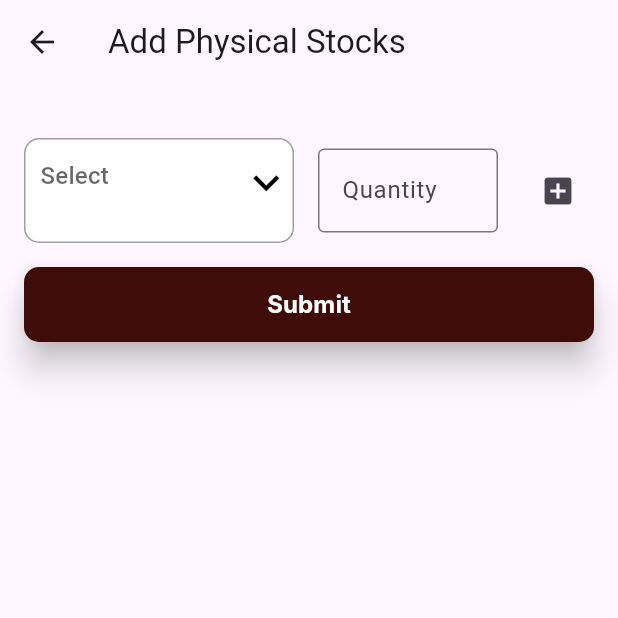
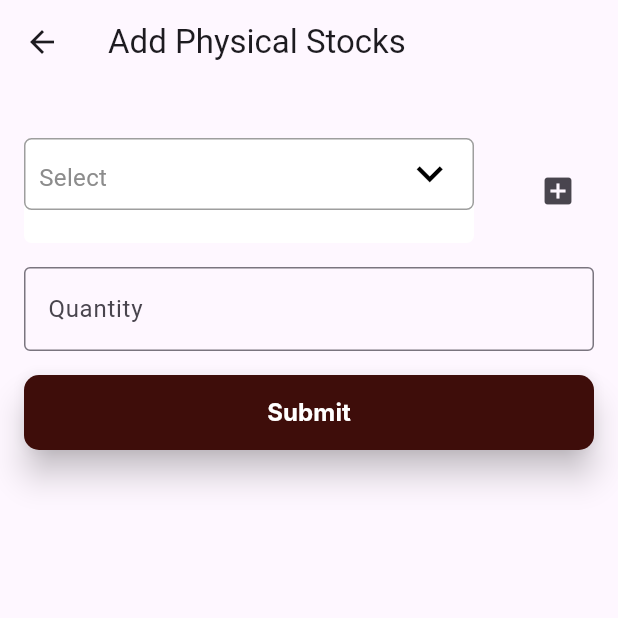
Before and after one commit to NigilDharsan/Fortune, a Flutter app: the AddPhysicalStockScreen screen opened directly, on a phone screen of 412 x 824 dp, the top half of it. Run offline on Flutter 3.47's test engine with Material 3 defaults, Android fonts, the phone set to English and light mode, and no system bars; our stand-ins replace device_info_plus, dio, file_picker, firebase_core, firebase_messaging, flutter_easyloading and 10 more; missing offline and left inert: flutter_pdfview; accounts and stored records are empty; Roboto replaces fonts that are missing (Inter).

Commit message:
Committing the logo and Add Stock screen

```diff
--- a/lib/Common_Widgets/Text_Form_Field.dart
+++ b/lib/Common_Widgets/Text_Form_Field.dart
@@ -427,6 +427,7 @@ Widget dropDownField1(
   );
 }
 
+
 Widget dropDownField2(
     context, {
       required String? value,
@@ -434,45 +435,60 @@ Widget dropDownField2(
       required void Function(String?)? onChanged,
       required String hintT,
     }) {
-  return Container(
+  return
+    Container(
       height: 70,
       width: MediaQuery.of(context).size.width,
       decoration: BoxDecoration(
-      borderRadius: BorderRadius.circular(10),
-      border: Border.all(color: Colors.grey),
+        borderRadius: BorderRadius.circular(5),
         color: Colors.white,
       ),
-    // decoration:
-    //     BoxDecoration(borderRadius: BorderRadius.circular(10), color: white1),
-    child: DropdownButtonFormField<String>(
+      child: Stack(
+        children: [
+          Positioned(
+            left: 10,
+            top: 15,
+            child: Align(
+              alignment: Alignment.center,
+              child: Text(
+                    hintT,
+                style: phoneHT,textAlign: TextAlign.start,
+              ),
+            ),
+          ),
+          DropdownButtonFormField<String>(
             value: value,
             isExpanded: true,
             decoration: InputDecoration(
-        border: InputBorder.none,
               contentPadding: EdgeInsets.symmetric(vertical: 10.0, horizontal: 10.0),
-        hintStyle: phoneHT,
-        hintText: hintT,
+              border: OutlineInputBorder(
+                borderRadius: BorderRadius.circular(5),
+                borderSide: BorderSide(color: Colors.grey),
               ),
-      icon: Padding(
-        padding: const EdgeInsets.only(top: 10),
-        child: Icon(
+              enabledBorder: OutlineInputBorder(
+                borderRadius: BorderRadius.circular(5),
+                borderSide: BorderSide(color: Colors.grey),
+              ),
+              fillColor: Colors.transparent,
+              filled: true,
+            ),
+            icon: Icon(
               Icons.keyboard_arrow_down_sharp,
               color: Colors.black,
               size: 35,
-        ),
             ),
             items: listValue?.map((Companies option) {
               return DropdownMenuItem<String>(
                 value: option.companyBranch,
                 child: Padding(
-            padding: const EdgeInsets.only(
-              left: 10,
-            ),
+                  padding: const EdgeInsets.only(left: 10),
                   child: Text(option.companyBranch ?? ""),
                 ),
               );
             }).toList(),
             onChanged: onChanged,
+          ),
+        ],
       ),
     );
 }
--- a/lib/Src/StockActivity/AddPhysicalStocks.dart
+++ b/lib/Src/StockActivity/AddPhysicalStocks.dart
@@ -153,38 +153,7 @@ class _AddPhysicalStockScreenState
                               // ),
                             ),
                             SizedBox(width: 16.0),
-                            Expanded(
-                              flex: 2,
-                              child: TextFormField(
-                                controller: TextEditingController()
-                                  ..text = itemsData[i]["quantity"] ?? "",
 
-                                // initialValue: itemsData[i]["quantity"],
-                                onChanged: (typed) {
-                                  // setState(() {
-                                  final getValue = {
-                                    'productName':
-                                        "${itemsData[i]["productName"]}",
-                                    'quantity': typed,
-                                  };
-                                  itemsData.removeAt(i);
-                                  itemsData.insert(i, getValue);
-                                  // });
-                                },
-                                decoration: InputDecoration(
-                                  labelText: 'Quantity',
-                                  border: OutlineInputBorder(),
-                                  hintText: 'Enter quantity',
-                                ),
-                                validator: (value) {
-                                  if (value!.isEmpty) {
-                                    return "Enter Quantity";
-                                  }
-
-                                  return null;
-                                },
-                              ),
-                            ),
                             SizedBox(width: 16.0),
                             i == 0
                                 ? IconButton(
@@ -209,6 +178,36 @@ class _AddPhysicalStockScreenState
                                     },
                                   )
                           ],
+                        ),
+                        SizedBox(height: 16.0),
+                        TextFormField(
+                          controller: TextEditingController()
+                            ..text = itemsData[i]["quantity"] ?? "",
+
+                          // initialValue: itemsData[i]["quantity"],
+                          onChanged: (typed) {
+                            // setState(() {
+                            final getValue = {
+                              'productName':
+                              "${itemsData[i]["productName"]}",
+                              'quantity': typed,
+                            };
+                            itemsData.removeAt(i);
+                            itemsData.insert(i, getValue);
+                            // });
+                          },
+                          decoration: InputDecoration(
+                            labelText: 'Quantity',
+                            border: OutlineInputBorder(),
+                            hintText: 'Enter quantity',
+                          ),
+                          validator: (value) {
+                            if (value!.isEmpty) {
+                              return "Enter Quantity";
+                            }
+
+                            return null;
+                          },
                         ),
 
                         SizedBox(height: 16.0), // Add space between items
```
Also changed, not shown: 11 other files. Lines whose indentation alone changed are shown as unchanged.
